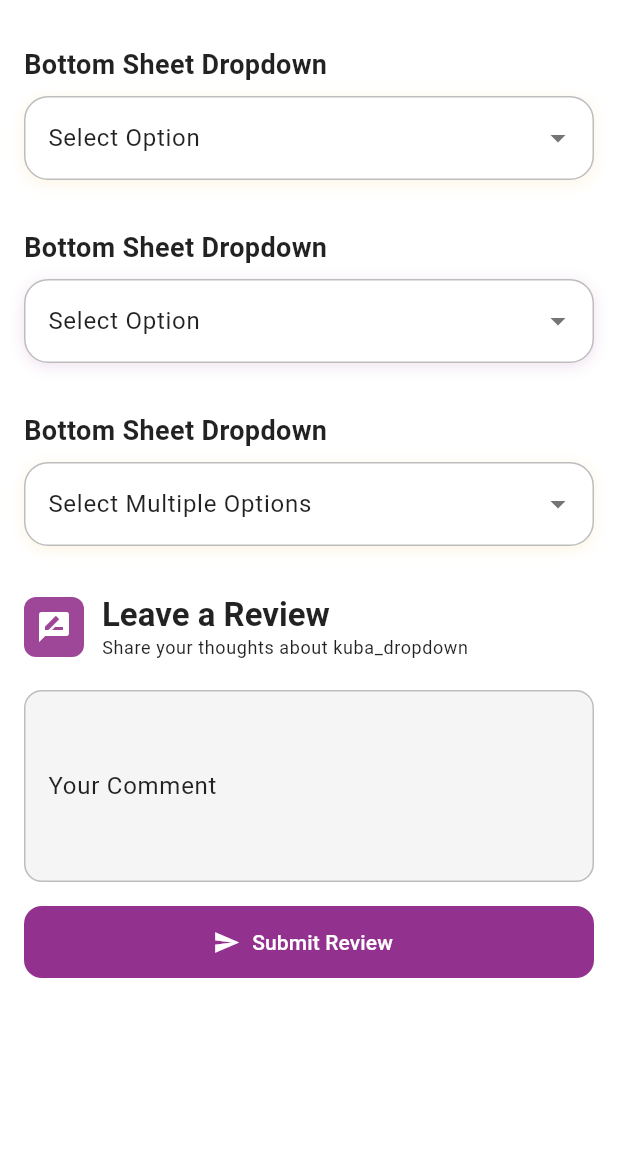
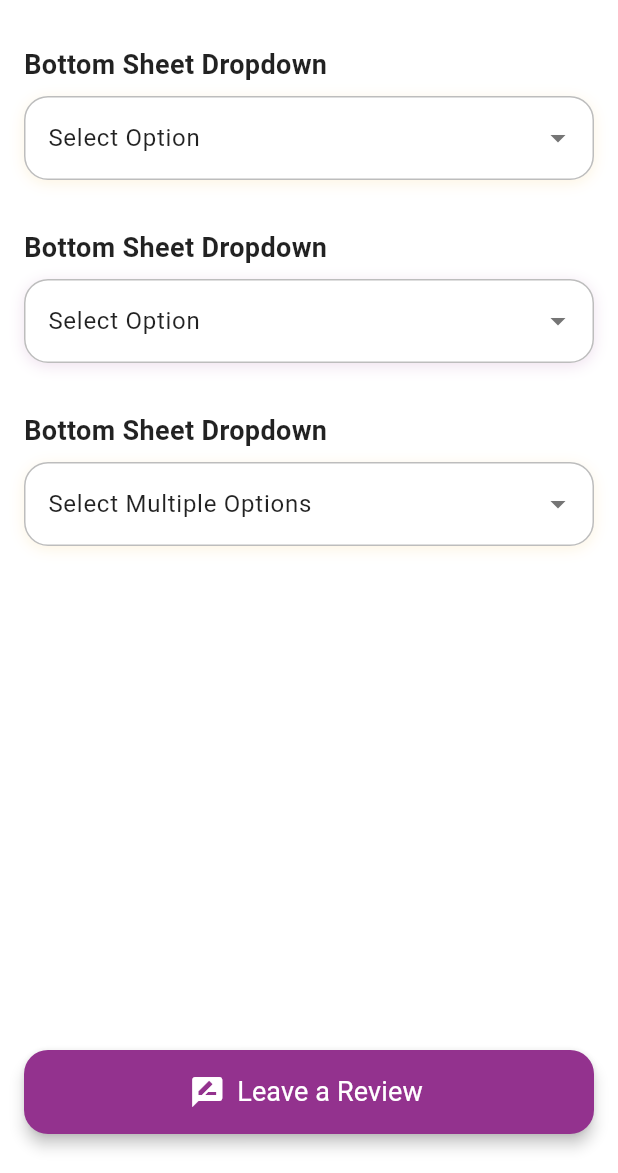
Before and after one commit to EugeneHolodov/kuba_ui_hub, a Flutter app: the DropdownPage screen opened directly, on a phone screen of 412 x 824 dp, the part 63-1236 px from its top. Run offline on Flutter 3.47's test engine with Material 3 defaults, Android fonts, the light colour scheme and no system bars; our stand-ins replace shared_preferences; accounts and stored records are empty; network calls fail.

Commit message:
feat: send review logic

```diff
--- a/flutter/lib/ui/dropdown_page.dart
+++ b/flutter/lib/ui/dropdown_page.dart
@@ -25,7 +25,11 @@ class _DropdownPageState extends State<DropdownPage> {
   Widget build(BuildContext context) {
     return Scaffold(
       appBar: AppBar(title: const Text('Dropdown'), centerTitle: true),
-      body: SingleChildScrollView(
+      body: SizedBox.expand(
+        child: Stack(
+          fit: StackFit.expand,
+          children: [
+            SingleChildScrollView(
               padding: const EdgeInsets.all(16.0),
               child: Column(
                 crossAxisAlignment: CrossAxisAlignment.start,
@@ -73,8 +77,12 @@ class _DropdownPageState extends State<DropdownPage> {
                     labelText: 'Select Multiple Options',
                     bottomSheetTitle: 'Select Options',
                   ),
-
-            // Review Input
+                  // Add bottom padding to prevent content from being hidden behind floating button
+                  const SizedBox(height: 80),
+                ],
+              ),
+            ),
+            // Floating Review Button
             ReviewInput(widgetName: 'kuba_dropdown'),
           ],
         ),
--- a/flutter/lib/widgets/review_input.dart
+++ b/flutter/lib/widgets/review_input.dart
@@ -1,17 +1,19 @@
 import 'package:flutter/material.dart';
 import '../services/api_service.dart';
 import '../services/storage_service.dart';
+import 'kuba_bottom_sheet.dart';
 
-class ReviewInput extends StatefulWidget {
+// Content widget for bottom sheet
+class ReviewInputContent extends StatefulWidget {
   final String widgetName;
 
-  const ReviewInput({super.key, required this.widgetName});
+  const ReviewInputContent({super.key, required this.widgetName});
 
   @override
-  State<ReviewInput> createState() => _ReviewInputState();
+  State<ReviewInputContent> createState() => _ReviewInputContentState();
 }
 
-class _ReviewInputState extends State<ReviewInput> {
+class _ReviewInputContentState extends State<ReviewInputContent> {
   final TextEditingController _commentController = TextEditingController();
   bool _isSubmitting = false;
   bool _isSubmitted = false;
@@ -60,33 +62,50 @@ class _ReviewInputState extends State<ReviewInput> {
         _commentController.clear();
       });
 
-      // Show success message
+      // Get ScaffoldMessenger and MediaQuery before closing bottom sheet
+      final scaffoldMessenger = ScaffoldMessenger.of(context);
+      final mediaQuery = MediaQuery.of(context);
+
+      // Close bottom sheet first
       if (mounted) {
-        ScaffoldMessenger.of(context).showSnackBar(
+        Navigator.pop(context);
+      }
+
+      // Show success toaster message at the top after bottom sheet closes
+      Future.delayed(const Duration(milliseconds: 300), () {
+        final screenHeight = mediaQuery.size.height;
+        final topPadding = mediaQuery.padding.top;
+        scaffoldMessenger.showSnackBar(
           SnackBar(
             content: const Row(
               children: [
                 Icon(Icons.check_circle, color: Colors.white),
-                SizedBox(width: 8),
-                Text('Review submitted successfully!'),
+                SizedBox(width: 12),
+                Expanded(
+                  child: Text(
+                    'Review submitted successfully!',
+                    style: TextStyle(
+                      color: Colors.white,
+                      fontSize: 16,
+                      fontWeight: FontWeight.w500,
+                    ),
+                  ),
+                ),
               ],
             ),
             backgroundColor: Colors.green,
             behavior: SnackBarBehavior.floating,
+            margin: EdgeInsets.only(
+              bottom: screenHeight - topPadding - 140,
+              left: 16,
+              right: 16,
+            ),
             shape: RoundedRectangleBorder(
               borderRadius: BorderRadius.circular(12),
             ),
+            duration: const Duration(seconds: 3),
           ),
         );
-      }
-
-      // Reset submitted state after 3 seconds
-      Future.delayed(const Duration(seconds: 3), () {
-        if (mounted) {
-          setState(() {
-            _isSubmitted = false;
-          });
-        }
       });
     } catch (e) {
       setState(() {
@@ -117,46 +136,22 @@ class _ReviewInputState extends State<ReviewInput> {
 
   @override
   Widget build(BuildContext context) {
-    return Container(
-      margin: const EdgeInsets.only(top: 32, bottom: 16),
-      color: Colors.white,
+    return SizedBox(
+      height: MediaQuery.of(context).size.height * 0.5,
       child: Column(
         crossAxisAlignment: CrossAxisAlignment.start,
         children: [
-          // Header
-          Row(
-            children: [
-              Container(
-                padding: const EdgeInsets.all(8),
-                decoration: BoxDecoration(
-                  color: Theme.of(context).colorScheme.primaryContainer,
-                  borderRadius: BorderRadius.circular(8),
-                ),
-                child: Icon(
-                  Icons.rate_review,
-                  color: Theme.of(context).colorScheme.onPrimaryContainer,
-                  size: 24,
-                ),
-              ),
-              const SizedBox(width: 12),
+          // Scrollable content area
           Expanded(
+            child: SingleChildScrollView(
+              padding: const EdgeInsets.all(20.0),
               child: Column(
                 crossAxisAlignment: CrossAxisAlignment.start,
                 children: [
-                    Text(
-                      'Leave a Review',
-                      style: Theme.of(context).textTheme.titleLarge?.copyWith(
-                        fontWeight: FontWeight.bold,
-                      ),
-                    ),
+                  // Description
                   Text(
                     'Share your thoughts about ${widget.widgetName}',
-                      style: Theme.of(context).textTheme.bodySmall,
-                    ),
-                  ],
-                ),
-              ),
-            ],
+                    style: Theme.of(context).textTheme.bodyMedium,
                   ),
                   const SizedBox(height: 20),
 
@@ -205,33 +200,37 @@ class _ReviewInputState extends State<ReviewInput> {
                       ),
                     ),
                   ),
-          const SizedBox(height: 16),
+                ],
+              ),
+            ),
+          ),
 
-          // Submit Button
-          SizedBox(
-            width: double.infinity,
-            child: _isSubmitted
-                ? FilledButton.icon(
-                    onPressed: () {
-                      setState(() {
-                        _isSubmitted = false;
-                        _errorMessage = null;
-                      });
-                    },
-                    icon: const Icon(Icons.check_circle),
-                    label: const Text('Review Submitted!'),
+          // Submit Button - Always at bottom
+          Container(
+            padding: const EdgeInsets.all(20.0),
+            decoration: BoxDecoration(
+              color: Theme.of(context).scaffoldBackgroundColor,
+              border: Border(
+                top: BorderSide(
+                  color: Theme.of(context).colorScheme.outline.withOpacity(0.2),
+                  width: 1,
+                ),
+              ),
+            ),
+            child: Row(
+              mainAxisAlignment: MainAxisAlignment.end,
+              children: [
+                FilledButton(
+                  onPressed: _isSubmitting ? null : _submitReview,
                   style: FilledButton.styleFrom(
-                      backgroundColor: Colors.green,
-                      foregroundColor: Colors.white,
-                      minimumSize: const Size(double.infinity, 48),
+                    backgroundColor: Theme.of(context).colorScheme.primary,
+                    foregroundColor: Theme.of(context).colorScheme.onPrimary,
                     shape: RoundedRectangleBorder(
                       borderRadius: BorderRadius.circular(12),
                     ),
+                    elevation: 2,
                   ),
-                  )
-                : FilledButton.icon(
-                    onPressed: _isSubmitting ? null : _submitReview,
-                    icon: _isSubmitting
+                  child: _isSubmitting
                       ? const SizedBox(
                           width: 20,
                           height: 20,
@@ -242,21 +241,15 @@ class _ReviewInputState extends State<ReviewInput> {
                             ),
                           ),
                         )
-                        : const Icon(Icons.send),
-                    label: Text(
-                      _isSubmitting ? 'Submitting...' : 'Submit Review',
+                      : Text(
+                          _isSubmitting ? 'Submitting...' : 'Submit',
+                          style: TextStyle(
+                            fontSize: 18,
+                            fontWeight: FontWeight.normal,
                           ),
-                    style: FilledButton.styleFrom(
-                      backgroundColor: Theme.of(context).colorScheme.primary,
-                      foregroundColor: Theme.of(context).colorScheme.onPrimary,
-                      minimumSize: const Size(double.infinity, 48),
-                      shape: RoundedRectangleBorder(
-                        borderRadius: BorderRadius.circular(12),
                         ),
-                      disabledBackgroundColor: Theme.of(
-                        context,
-                      ).colorScheme.surfaceVariant,
                 ),
+              ],
             ),
           ),
         ],
@@ -264,3 +257,43 @@ class _ReviewInputState extends State<ReviewInput> {
     );
   }
 }
+
+class ReviewInput extends StatelessWidget {
+  final String widgetName;
+
+  const ReviewInput({super.key, required this.widgetName});
+
+  // Static method to show review input in bottom sheet
+  static Future<void> showBottomSheet({
+    required BuildContext context,
+    required String widgetName,
+  }) {
+    return KubaBottomSheet.show(
+      context: context,
+      title: 'Leave a Review',
+      child: ReviewInputContent(widgetName: widgetName),
+    );
+  }
+
+  @override
+  Widget build(BuildContext context) {
+    return Positioned(
+      left: 16,
+      right: 16,
+      bottom: 26,
+      child: FloatingActionButton.extended(
+        onPressed: () {
+          ReviewInput.showBottomSheet(context: context, widgetName: widgetName);
+        },
+        icon: const Icon(Icons.rate_review),
+        label: const Text(
+          'Leave a Review',
+          style: TextStyle(fontSize: 18, fontWeight: FontWeight.normal),
+        ),
+        backgroundColor: Theme.of(context).colorScheme.primary,
+        foregroundColor: Theme.of(context).colorScheme.onPrimary,
+        elevation: 4,
+      ),
+    );
+  }
+}
```
Also changed, not shown: flutter/lib/ui/date_picker_page.dart (+11 -3 lines), flutter/lib/ui/input_page.dart (+11 -3 lines). Lines whose indentation alone changed are shown as unchanged.
